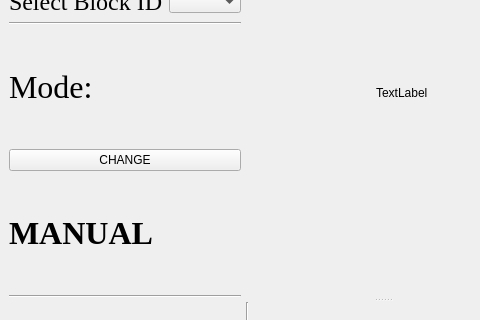
This is Wayside SW/Wayside_UI_Rough.ui in asmithie13/ECE-1140 as Qt 5 draws it before an edit; both pictures show x 0 to 480 and y 194 to 514 of the 766 by 625 pixel window. The edited form follows.
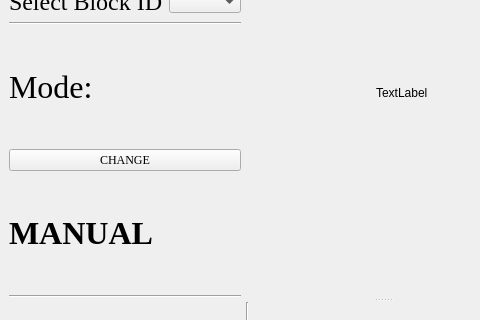
This is the edited form.

```diff
--- a/Wayside SW/Wayside_UI_Rough.ui
+++ b/Wayside SW/Wayside_UI_Rough.ui
@@ -209,6 +209,11 @@
             </item>
             <item>
              <widget class="QPushButton" name="modeButton">
+              <property name="font">
+               <font>
+                <family>Times New Roman</family>
+               </font>
+              </property>
               <property name="text">
                <string>CHANGE</string>
               </property>
```
